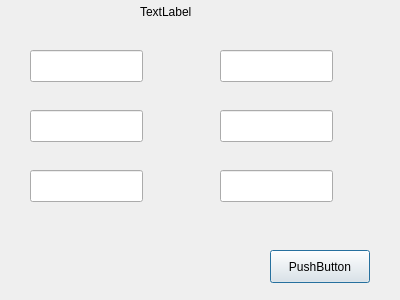
The window that transferwindow.ui (anashaybani/Bank) describes before a commit, drawn with Qt 5.
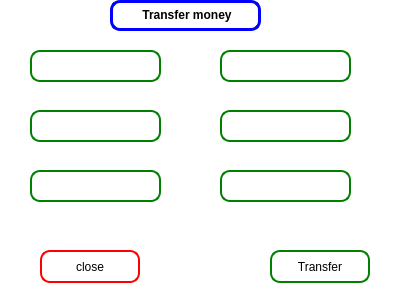
The same window after the commit.

Diff of the .ui file:
```diff
--- a/transferwindow.ui
+++ b/transferwindow.ui
@@ -13,65 +13,111 @@
   <property name="windowTitle">
    <string>Dialog</string>
   </property>
+  <property name="styleSheet">
+   <string notr="true">background-color: rgb(255, 255, 255);
+color: rgb(0, 0, 0);</string>
+  </property>
   <widget class="QLineEdit" name="dateEdit">
    <property name="geometry">
     <rect>
      <x>220</x>
      <y>50</y>
-     <width>113</width>
+     <width>131</width>
      <height>32</height>
     </rect>
    </property>
+   <property name="styleSheet">
+    <string notr="true">border-radius:10px;
+background-color: rgb(255, 255, 255);
+color: rgb(0, 0, 0);
+border:2px solid green;
+</string>
+   </property>
   </widget>
   <widget class="QLineEdit" name="originCardEdit">
    <property name="geometry">
     <rect>
      <x>30</x>
      <y>50</y>
-     <width>113</width>
+     <width>131</width>
      <height>32</height>
     </rect>
    </property>
+   <property name="styleSheet">
+    <string notr="true">border-radius:10px;
+background-color: rgb(255, 255, 255);
+color: rgb(0, 0, 0);
+border:2px solid green;
+</string>
+   </property>
   </widget>
   <widget class="QLineEdit" name="cvv2Edit">
    <property name="geometry">
     <rect>
      <x>30</x>
      <y>110</y>
-     <width>113</width>
+     <width>131</width>
      <height>32</height>
     </rect>
    </property>
+   <property name="styleSheet">
+    <string notr="true">border-radius:10px;
+background-color: rgb(255, 255, 255);
+color: rgb(0, 0, 0);
+border:2px solid green;
+</string>
+   </property>
   </widget>
   <widget class="QLineEdit" name="destCardEdit">
    <property name="geometry">
     <rect>
      <x>30</x>
      <y>170</y>
-     <width>113</width>
+     <width>131</width>
      <height>32</height>
     </rect>
    </property>
+   <property name="styleSheet">
+    <string notr="true">border-radius:10px;
+background-color: rgb(255, 255, 255);
+color: rgb(0, 0, 0);
+border:2px solid green;
+</string>
+   </property>
   </widget>
   <widget class="QLineEdit" name="passwordEdit">
    <property name="geometry">
     <rect>
      <x>220</x>
      <y>170</y>
-     <width>113</width>
+     <width>131</width>
      <height>32</height>
     </rect>
    </property>
+   <property name="styleSheet">
+    <string notr="true">border-radius:10px;
+background-color: rgb(255, 255, 255);
+color: rgb(0, 0, 0);
+border:2px solid green;
+</string>
+   </property>
   </widget>
   <widget class="QLineEdit" name="amountEdit">
    <property name="geometry">
     <rect>
      <x>220</x>
      <y>110</y>
-     <width>113</width>
+     <width>131</width>
      <height>32</height>
     </rect>
    </property>
+   <property name="styleSheet">
+    <string notr="true">border-radius:10px;
+background-color: rgb(255, 255, 255);
+color: rgb(0, 0, 0);
+border:2px solid green;
+</string>
+   </property>
   </widget>
   <widget class="QPushButton" name="transferButton">
    <property name="geometry">
@@ -82,21 +128,55 @@
      <height>33</height>
     </rect>
    </property>
+   <property name="styleSheet">
+    <string notr="true">border-radius:10px;
+background-color: rgb(255, 255, 255);
+color: rgb(0, 0, 0);
+border:2px solid green;
+</string>
+   </property>
    <property name="text">
-    <string>PushButton</string>
+    <string>Transfer</string>
    </property>
   </widget>
   <widget class="QLabel" name="statusLabel">
    <property name="geometry">
     <rect>
-     <x>140</x>
+     <x>110</x>
      <y>0</y>
-     <width>72</width>
-     <height>24</height>
+     <width>151</width>
+     <height>31</height>
     </rect>
    </property>
+   <property name="styleSheet">
+    <string notr="true">border-radius:10px;
+
+color: rgb(0, 0, 0);
+border:3px solid blue;
+f</string>
+   </property>
    <property name="text">
-    <string>TextLabel</string>
+    <string>&lt;html&gt;&lt;head/&gt;&lt;body&gt;&lt;p align=&quot;center&quot;&gt;&lt;span style=&quot; font-weight:700;&quot;&gt;Transfer money&lt;/span&gt;&lt;/p&gt;&lt;/body&gt;&lt;/html&gt;</string>
+   </property>
+  </widget>
+  <widget class="QPushButton" name="closeButton">
+   <property name="geometry">
+    <rect>
+     <x>40</x>
+     <y>250</y>
+     <width>100</width>
+     <height>33</height>
+    </rect>
+   </property>
+   <property name="styleSheet">
+    <string notr="true">border-radius:10px;
+background-color: rgb(255, 255, 255);
+color: rgb(0, 0, 0);
+border:2px solid red;
+</string>
+   </property>
+   <property name="text">
+    <string>close</string>
    </property>
   </widget>
  </widget>
```
